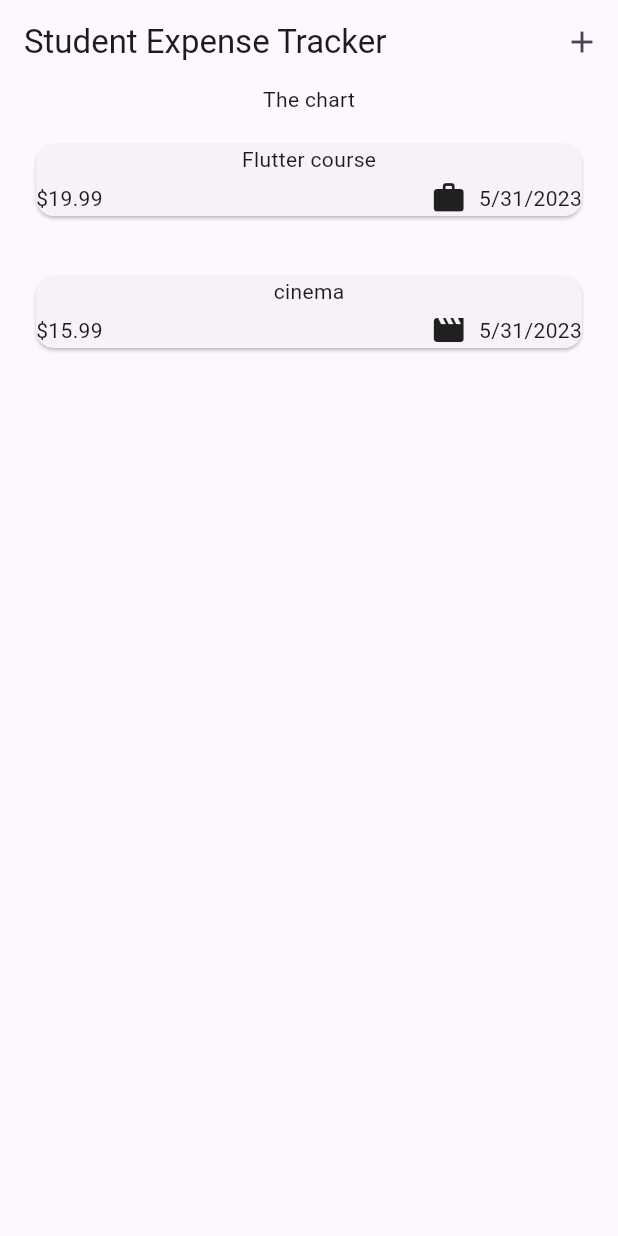
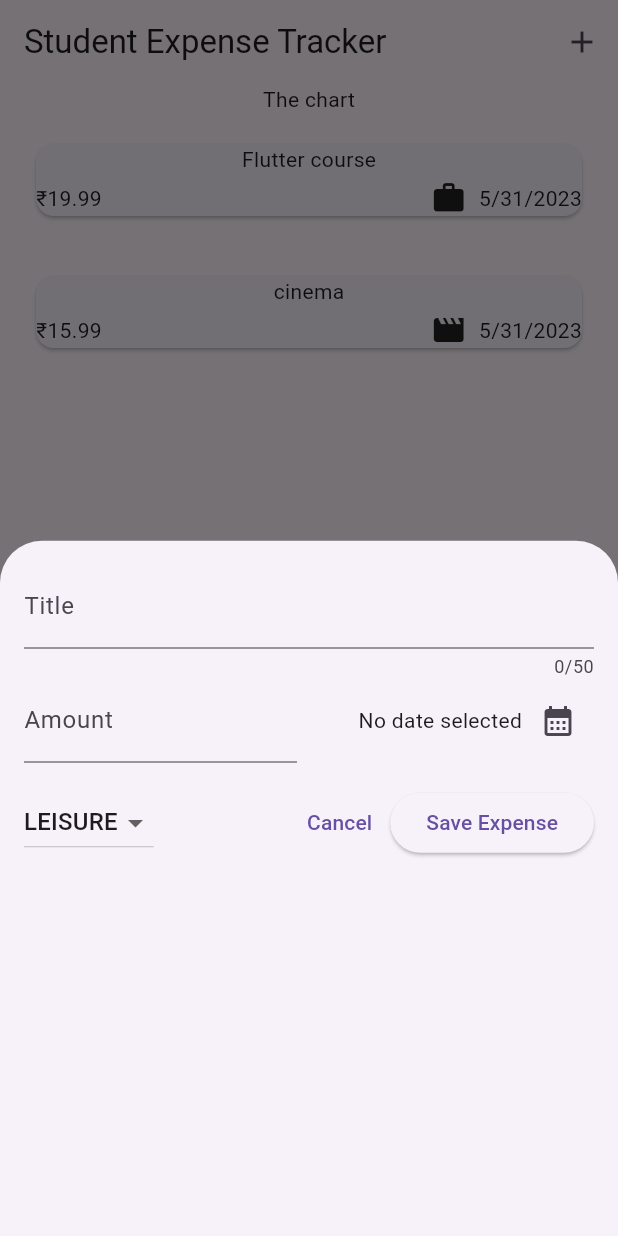
Before and after one commit to Jonaxx8/expense_tracker, a Flutter app: the screen it shows after launch, after a tap on the "add" icon, on a phone screen of 412 x 824 dp. Run offline on Flutter 3.47's test engine with Material 2 defaults, Android fonts, the phone set to English and light mode, and no system bars.

Commit message:
user is able to add expenses to the list

```diff
--- /dev/null
+++ b/lib/new_expense.dart
@@ -0,0 +1,165 @@
+import 'package:flutter/material.dart';
+import './models/expense.dart';
+
+class NewExpense extends StatefulWidget {
+  const NewExpense({super.key, required this.onAddExpense});
+
+  final void Function(Expense expense) onAddExpense;
+
+  @override
+  State<NewExpense> createState() {
+    return _NewExpenseState();
+  }
+}
+
+class _NewExpenseState extends State<NewExpense> {
+  final _titleController = TextEditingController();
+  final _amountController = TextEditingController();
+  DateTime? _seletedDate;
+  Category _selectedCategory = Category.leisure;
+
+  void _presentDatePicker() async {
+    final now = DateTime.now();
+    final firstDate = DateTime(now.year - 1, now.month, now.day);
+    final pickedDate = await showDatePicker(
+      context: context,
+      initialDate: now,
+      firstDate: firstDate,
+      lastDate: now,
+    );
+    setState(() {
+      _seletedDate = pickedDate;
+    });
+  }
+
+  void _submitExpenseData() {
+    final enteredAmount = double.tryParse(_amountController.text);
+    final amountIsInvalid = enteredAmount == null || enteredAmount <= 0;
+    if (_titleController.text.trim().isEmpty ||
+        amountIsInvalid ||
+        _seletedDate == null) {
+      showDialog(
+        context: context,
+        builder: (ctx) => AlertDialog(
+          title: const Text('Invalid input'),
+          content: const Text(
+              'Please make sure a valid title, amount, date and category was entered'),
+          actions: [
+            TextButton(
+              onPressed: () {
+                Navigator.pop(ctx);
+              },
+              child: const Text('Okay'),
+            )
+          ],
+        ),
+      );
+      return;
+    }
+
+    widget.onAddExpense(Expense(
+        title: _titleController.text,
+        amount: enteredAmount,
+        date: _seletedDate!,
+        category: _selectedCategory
+      ),
+    );
+  }
+
+  @override
+  void dispose() {
+    _titleController.dispose();
+    _amountController.dispose();
+    super.dispose();
+  }
+
+  @override
+  Widget build(BuildContext context) {
+    return Padding(
+      padding: const EdgeInsets.all(16),
+      child: Column(
+        children: [
+          TextField(
+            controller: _titleController,
+            maxLength: 50,
+            decoration: const InputDecoration(
+              label: Text('Title'),
+            ),
+          ),
+          Row(
+            children: [
+              Expanded(
+                child: TextField(
+                  controller: _amountController,
+                  keyboardType: TextInputType.number,
+                  decoration: const InputDecoration(
+                    prefixText: '\₹ ',
+                    label: Text('Amount'),
+                  ),
+                ),
+              ),
+              const SizedBox(
+                width: 16,
+              ),
+              Expanded(
+                child: Row(
+                  mainAxisAlignment: MainAxisAlignment.end,
+                  crossAxisAlignment: CrossAxisAlignment.center,
+                  children: [
+                    Text(
+                      _seletedDate == null
+                          ? 'No date selected'
+                          : formatter.format(_seletedDate!),
+                    ),
+                    IconButton(
+                      onPressed: _presentDatePicker,
+                      icon: const Icon(Icons.calendar_month),
+                    ),
+                  ],
+                ),
+              ),
+            ],
+          ),
+          const SizedBox(
+            height: 16,
+          ),
+          Row(
+            children: [
+              DropdownButton(
+                  value: _selectedCategory,
+                  items: Category.values
+                      .map(
+                        (category) => DropdownMenuItem(
+                          value: category,
+                          child: Text(
+                            category.name.toUpperCase(),
+                          ),
+                        ),
+                      )
+                      .toList(),
+                  onChanged: (value) {
+                    if (value == null) {
+                      return;
+                    }
+                    setState(() {
+                      _selectedCategory = value;
+                    });
+                  }),
+              const Spacer(),
+              TextButton(
+                onPressed: () {
+                  Navigator.pop(context);
+                },
+                child: const Text('Cancel'),
+              ),
+              ElevatedButton(
+                onPressed: _submitExpenseData,
+                child: const Text('Save Expense'),
+              ),
+            ],
+          ),
+        ],
+      ),
+    );
+  }
+}
--- a/lib/widgets/expenses.dart
+++ b/lib/widgets/expenses.dart
@@ -1,3 +1,4 @@
+import 'package:app/new_expense.dart';
 import 'package:app/widgets/expenses_list/expenses_list.dart';
 import 'package:app/models/expense.dart';
 import 'package:flutter/material.dart';
@@ -25,13 +26,25 @@ class _ExpensesState extends State<Expenses> {
         category: Category.leisure),
   ];
 
+  void _openAddExpenseOverlay() {
+    showModalBottomSheet(
+      context: context,
+      builder: (ctx) => NewExpense(onAddExpense: _addExpense),
+    );
+  }
+
+  void _addExpense(Expense expense) {
+    setState(() {
+      _registeredExpenses.add(expense);
+    });
+  }
+
   @override
   Widget build(BuildContext context) {
     return Scaffold(
-      appBar: AppBar(
-        title: const Text('Student Expense Tracker'),
-        actions: [
-          IconButton(onPressed: (){}, icon: const Icon(Icons.add)),
+      appBar: AppBar(title: const Text('Student Expense Tracker'), actions: [
+        IconButton(
+            onPressed: _openAddExpenseOverlay, icon: const Icon(Icons.add)),
       ]),
       body: Column(
         children: [
--- a/lib/widgets/expenses_list/expenses_item.dart
+++ b/lib/widgets/expenses_list/expenses_item.dart
@@ -18,7 +18,7 @@ class ExpenseItem extends StatelessWidget {
             height: 4,
           ),
           Row(
-            children: [Text('\$${expense.amount.toStringAsFixed(2)}'),
+            children: [Text('₹${expense.amount.toStringAsFixed(2)}'),
               const Spacer(),
               Row(
                 children: [
```
